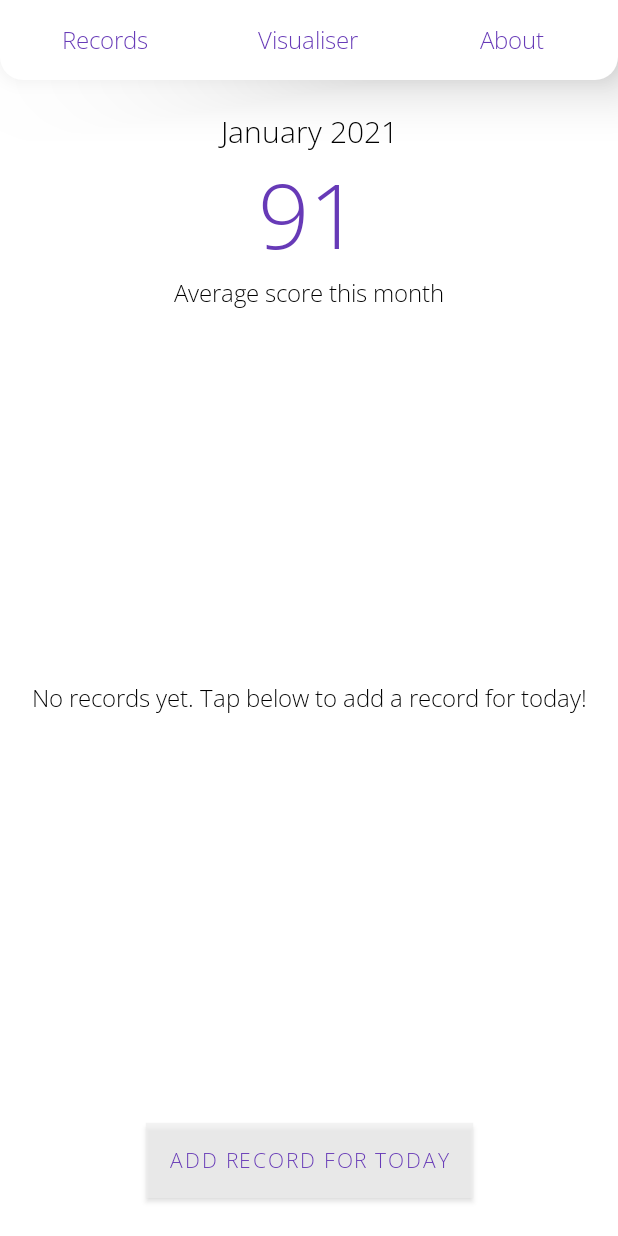
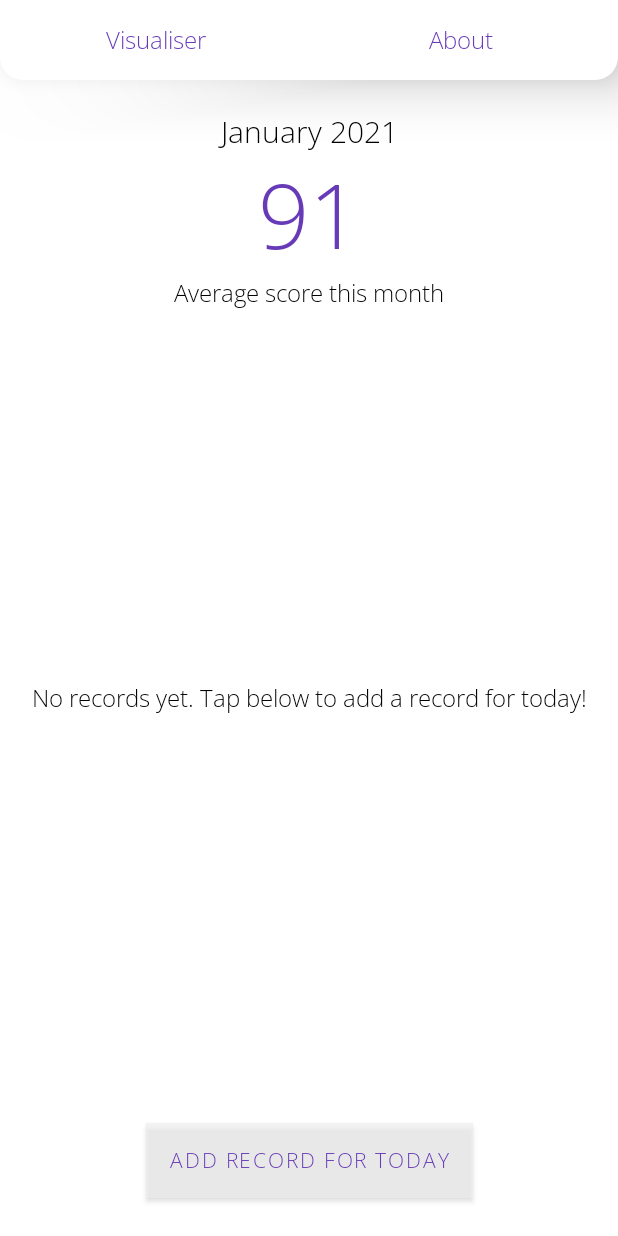
Before and after one commit to btcwojak/sentient, an Android app: the screen it shows after launch (MainActivity), on a phone screen of 412 x 824 dp. Run offline under Robolectric (Android 15) with nearby library versions, the phone set to English and light mode, and no system bars.

Commit message:
Finished average score for month on MainACtivity

```diff
--- a/app/src/main/java/com/spudg/sentient/MainActivity.kt
+++ b/app/src/main/java/com/spudg/sentient/MainActivity.kt
@@ -6,6 +6,7 @@ import android.graphics.Color
 import android.graphics.drawable.ColorDrawable
 import androidx.appcompat.app.AppCompatActivity
 import android.os.Bundle
+import android.util.Log
 import android.view.View
 import android.widget.Toast
 import androidx.recyclerview.widget.LinearLayoutManager
@@ -13,6 +14,9 @@ import com.spudg.sentient.databinding.ActivityMainBinding
 import com.spudg.sentient.databinding.DayMonthYearPickerBinding
 import com.spudg.sentient.databinding.DialogAddRecordBinding
 import com.spudg.sentient.databinding.HourMinutePickerBinding
+import java.time.Instant.now
+import java.time.LocalDateTime.now
+import java.time.Month
 import java.util.*
 import kotlin.math.roundToInt
 
@@ -29,12 +33,6 @@ class MainActivity : AppCompatActivity() {
         bindingMain = ActivityMainBinding.inflate(layoutInflater)
         val view = bindingMain.root
         setContentView(view)
-
-        bindingMain.recordsBtn.setOnClickListener {
-            val intent = Intent(this, MainActivity::class.java)
-            startActivity(intent)
-            finish()
-        }
 
         bindingMain.visualiserBtn.setOnClickListener {
 
@@ -58,11 +56,29 @@ class MainActivity : AppCompatActivity() {
         val allRecords = dbHandler.filterRecords()
 
         var runningTotal = 0
-        var numberOfRatings = allRecords.size
+        var numberOfRatings = 0
+
+        var currentMonth = Calendar.getInstance().get(Calendar.MONTH) + 1
+        var currentYear = Calendar.getInstance().get(Calendar.YEAR)
+        var currentDate = currentMonth.toString() + currentYear.toString()
+
+        val cal = Calendar.getInstance()
 
         for (record in allRecords) {
+
+            cal.timeInMillis = record.time.toLong()
+            val recordMonth = cal.get(Calendar.MONTH) + 1
+            val recordYear = cal.get(Calendar.YEAR)
+            val recordDate = recordMonth.toString() + recordYear.toString()
+
+            if (recordDate == currentDate) {
+                numberOfRatings += 1
                 runningTotal += record.score
             }
+
+        }
+
+        if (numberOfRatings > 0) {
 
             var averageScore = (runningTotal/numberOfRatings)
             bindingMain.averageScoreMonth.text = averageScore.toString()
@@ -83,7 +99,10 @@ class MainActivity : AppCompatActivity() {
                 in 90..100 -> {
                     bindingMain.averageScoreMonth.setTextColor(-6881025)
                 }
+
             }
+        }
+
     }
 
     private fun setUpRecordList() {
@@ -316,6 +335,7 @@ class MainActivity : AppCompatActivity() {
 
                 Toast.makeText(this, "Record posted.", Toast.LENGTH_LONG).show()
                 setUpRecordList()
+                setUpAverageMonthScore()
                 addDialog.dismiss()
 
             } else {
--- a/app/src/main/java/com/spudg/sentient/RecordHandler.kt
+++ b/app/src/main/java/com/spudg/sentient/RecordHandler.kt
@@ -112,5 +112,4 @@ class RecordHandler(context: Context, factory: SQLiteDatabase.CursorFactory?) :
 
 
 
-
 }
--- a/app/src/main/res/layout/activity_main.xml
+++ b/app/src/main/res/layout/activity_main.xml
@@ -16,24 +16,6 @@
         android:orientation="horizontal">
 
         <TextView
-            android:id="@+id/records_btn"
-            android:layout_width="0dp"
-            android:layout_height="wrap_content"
-            android:layout_marginLeft="5dp"
-            android:layout_marginTop="5dp"
-            android:layout_marginRight="5dp"
-            android:layout_marginBottom="5dp"
-            android:layout_weight="1"
-            android:fontFamily="@font/open_sans_light"
-            android:foreground="?attr/selectableItemBackground"
-            android:gravity="center"
-            android:paddingTop="10dp"
-            android:paddingBottom="10dp"
-            android:text="Records"
-            android:textColor="@color/colorAccent"
-            android:textSize="16sp" />
-
-        <TextView
             android:id="@+id/visualiser_btn"
             android:layout_width="0dp"
             android:layout_height="wrap_content"
@@ -44,6 +26,7 @@
             android:fontFamily="@font/open_sans_light"
             android:foreground="?attr/selectableItemBackground"
             android:gravity="center"
+            android:layout_marginLeft="5dp"
             android:paddingTop="10dp"
             android:paddingBottom="10dp"
             android:text="Visualiser"
```
Lines whose indentation alone changed are shown as unchanged.
